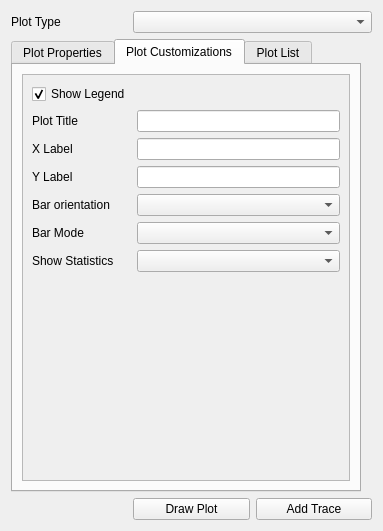
Above: ui/data_plotly_dialog_base.ui from ghtmtt/DataPlotly before the change. Below: the same form after it.
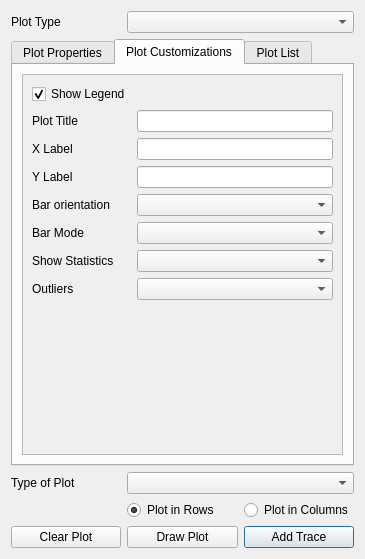
That is the form after the change. The open tabs and pages were chosen to show the change. Custom widgets are drawn as their Qt base class.

Patch:
```diff
--- a/ui/data_plotly_dialog_base.ui
+++ b/ui/data_plotly_dialog_base.ui
@@ -6,21 +6,24 @@
    <rect>
     <x>0</x>
     <y>0</y>
-    <width>383</width>
-    <height>531</height>
+    <width>365</width>
+    <height>559</height>
    </rect>
   </property>
   <property name="windowTitle">
    <string>Data Plotly</string>
   </property>
   <layout class="QGridLayout" name="gridLayout">
-   <item row="0" column="0">
-    <widget class="QLabel" name="label">
+   <item row="4" column="2">
+    <widget class="QPushButton" name="addTrace_btn">
      <property name="text">
-      <string>Plot Type</string>
+      <string>Add Trace</string>
      </property>
     </widget>
    </item>
+   <item row="0" column="1" colspan="2">
+    <widget class="QComboBox" name="plot_combo"/>
+   </item>
    <item row="1" column="0" colspan="3">
     <widget class="QTabWidget" name="tab_property">
      <property name="sizePolicy">
@@ -74,8 +77,8 @@
            <rect>
             <x>0</x>
             <y>0</y>
-            <width>326</width>
-            <height>388</height>
+            <width>323</width>
+            <height>349</height>
            </rect>
           </property>
           <layout class="QGridLayout" name="gridLayout_3">
@@ -275,7 +278,6 @@
                </widget>
               </item>
              </layout>
-             <zorder>in_color_combo</zorder>
              <zorder>out_color_lab</zorder>
              <zorder>marker_width</zorder>
              <zorder>marker_type_lab</zorder>
@@ -307,7 +309,6 @@
           </layout>
           <zorder>mGroupBox</zorder>
           <zorder>mGroupBox_2</zorder>
-          <zorder>mGroupBox_2</zorder>
           <zorder>verticalSpacer</zorder>
          </widget>
         </widget>
@@ -319,7 +320,7 @@
        <string>Plot Customizations</string>
       </attribute>
       <layout class="QGridLayout" name="gridLayout_2">
-       <item row="0" column="0">
+       <item row="0" column="1">
         <widget class="QScrollArea" name="scrollArea_2">
          <property name="widgetResizable">
           <bool>true</bool>
@@ -329,8 +330,8 @@
            <rect>
             <x>0</x>
             <y>0</y>
-            <width>326</width>
-            <height>388</height>
+            <width>312</width>
+            <height>301</height>
            </rect>
           </property>
           <layout class="QGridLayout" name="gridLayout_5">
@@ -417,6 +418,16 @@
              </property>
             </widget>
            </item>
+           <item row="8" column="0">
+            <widget class="QLabel" name="outliers_label">
+             <property name="text">
+              <string>Outliers</string>
+             </property>
+            </widget>
+           </item>
+           <item row="8" column="1" colspan="3">
+            <widget class="QComboBox" name="outliers_combo"/>
+           </item>
           </layout>
          </widget>
         </widget>
@@ -466,22 +477,53 @@
      </widget>
     </widget>
    </item>
-   <item row="2" column="1">
+   <item row="0" column="0">
+    <widget class="QLabel" name="label">
+     <property name="text">
+      <string>Plot Type</string>
+     </property>
+    </widget>
+   </item>
+   <item row="2" column="0">
+    <widget class="QLabel" name="label_2">
+     <property name="text">
+      <string>Type of Plot</string>
+     </property>
+    </widget>
+   </item>
+   <item row="4" column="1">
     <widget class="QPushButton" name="draw_btn">
      <property name="text">
       <string>Draw Plot</string>
      </property>
     </widget>
    </item>
-   <item row="2" column="2">
-    <widget class="QPushButton" name="addTrace_btn">
+   <item row="2" column="1" colspan="2">
+    <widget class="QComboBox" name="subcombo"/>
+   </item>
+   <item row="3" column="1">
+    <widget class="QRadioButton" name="radio_rows">
      <property name="text">
-      <string>Add Trace</string>
+      <string>Plot in Rows</string>
      </property>
+     <property name="checked">
+      <bool>true</bool>
+     </property>
     </widget>
    </item>
-   <item row="0" column="1" colspan="2">
-    <widget class="QComboBox" name="plot_combo"/>
+   <item row="3" column="2">
+    <widget class="QRadioButton" name="radio_columns">
+     <property name="text">
+      <string>Plot in Columns</string>
+     </property>
+    </widget>
+   </item>
+   <item row="4" column="0">
+    <widget class="QPushButton" name="clear_btn">
+     <property name="text">
+      <string>Clear Plot</string>
+     </property>
+    </widget>
    </item>
   </layout>
  </widget>
```
